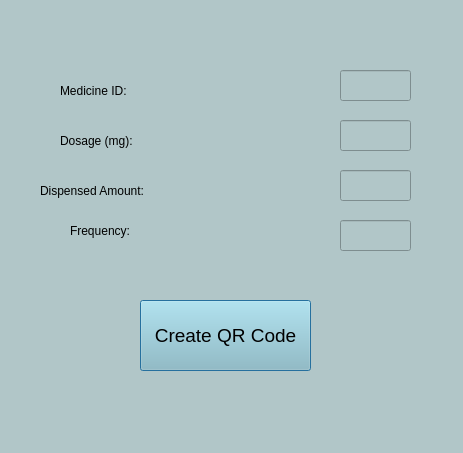
The window that qrcodeapp.ui (ANtamps/stratehon_techtitams) describes before a commit, drawn with Qt 5.
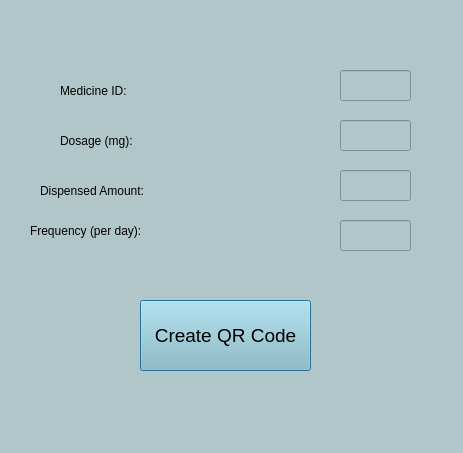
The same window after the commit. Icons and pictures are not drawn.

What changed in the file:
```diff
--- a/qrcodeapp.ui
+++ b/qrcodeapp.ui
@@ -80,9 +80,9 @@
   <widget class="QLabel" name="label_4">
    <property name="geometry">
     <rect>
-     <x>70</x>
+     <x>30</x>
      <y>210</y>
-     <width>151</width>
+     <width>261</width>
      <height>41</height>
     </rect>
    </property>
@@ -91,7 +91,7 @@
 font: 25 20pt &quot;Microsoft JhengHei Light&quot;;</string>
    </property>
    <property name="text">
-    <string>Frequency: </string>
+    <string>Frequency (per day): </string>
    </property>
   </widget>
   <widget class="QLineEdit" name="medicine_id">
```
